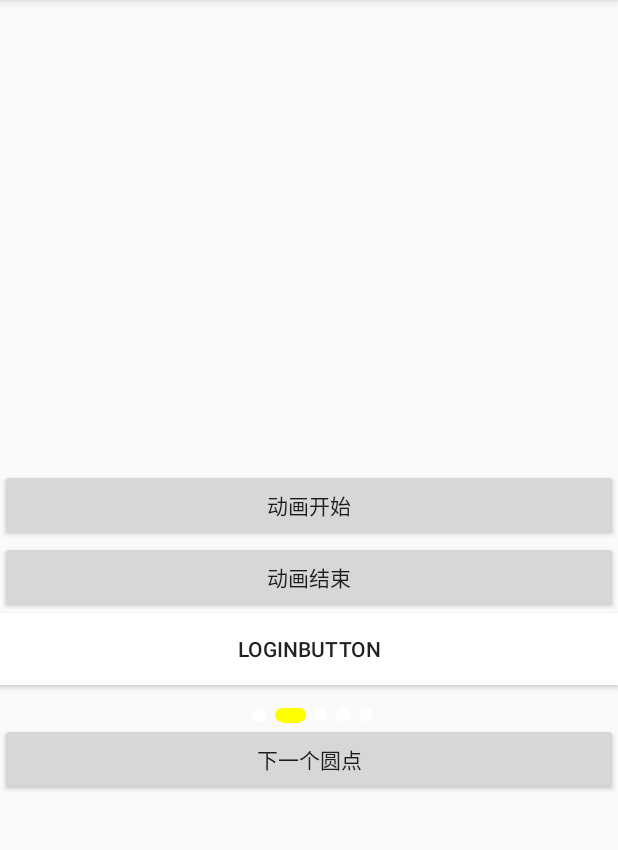
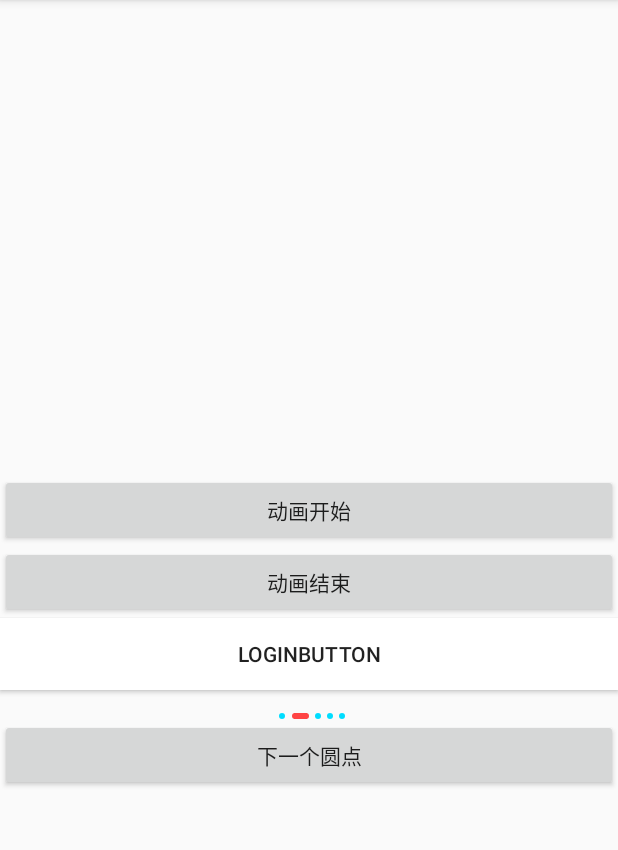
Before and after one commit to panrongfu/MyProject, an Android app: the AnimationActivity screen opened directly, with no data from a screen before it, after a tap on "下一个圆点", on a phone screen of 412 x 824 dp, the part 84-934 px from its top. Run offline under Robolectric (Android 15) with nearby library versions, the phone set to English and light mode, and no system bars; our stand-ins replace RxJava.

Commit message:
自定义指示器控件已完成，后续使用过程中在继续优化

```diff
--- a/app/src/main/java/com/project/pan/myproject/view/animation/IndicatorLayout.java
+++ b/app/src/main/java/com/project/pan/myproject/view/animation/IndicatorLayout.java
@@ -1,12 +1,16 @@
 package com.project.pan.myproject.view.animation;
 
 import android.content.Context;
+import android.content.res.TypedArray;
+import android.graphics.Color;
 import android.support.annotation.Nullable;
 import android.util.AttributeSet;
 import android.view.Gravity;
-import android.view.ViewGroup;
 import android.widget.LinearLayout;
 
+import com.project.pan.myproject.R;
+
+import java.time.Clock;
 import java.util.ArrayList;
 import java.util.List;
 
@@ -18,6 +22,9 @@ import java.util.List;
 
 public class IndicatorLayout extends LinearLayout {
 
+    private int DEFAULT_POINT_SIZE = 5;
+    private int DEFAULT_UNSELECTED_COLOR = Color.WHITE;
+    private int DEFAULT_SELECTED_COLOR = Color.RED;
 
     /**带动画的小圆点*/
     private PointView pointView;
@@ -28,30 +35,41 @@ public class IndicatorLayout extends LinearLayout {
     /**上一个圆点的位置*/
     private int lastItemPosition=0;
 
+    private int pointSize;
+    private int unSelectedColor;
+    private int selectedColor;
+
     private List<PointView>  pointList = new ArrayList();
 
     public IndicatorLayout(Context context) {
         super(context);
-        initView();
+        initView(null);
     }
 
     public IndicatorLayout(Context context, @Nullable AttributeSet attrs) {
         super(context, attrs);
-        initView();
+        initView(attrs);
     }
 
     public IndicatorLayout(Context context, @Nullable AttributeSet attrs, int defStyleAttr) {
         super(context, attrs, defStyleAttr);
-        initView();
+        initView(attrs);
     }
 
     /**
      * 初始化视图
+     * @param attrs
      */
-    private void initView(){
+    private void initView(AttributeSet attrs){
         setGravity(Gravity.CENTER);
         setOrientation(HORIZONTAL);
+        TypedArray ta = getContext().obtainStyledAttributes(attrs, R.styleable.indicatorLayout);
 
+        pointSize = (int) ta.getDimension(R.styleable.indicatorLayout_pointSize,DEFAULT_POINT_SIZE);
+        unSelectedColor = ta.getColor(R.styleable.indicatorLayout_pointUnSelectedColor,DEFAULT_UNSELECTED_COLOR);
+        selectedColor = ta.getColor(R.styleable.indicatorLayout_pointSelectedColor,DEFAULT_SELECTED_COLOR);
+
+        ta.recycle();
     }
 
     /**
@@ -76,9 +94,11 @@ public class IndicatorLayout extends LinearLayout {
         for(int i = 0; i < itemSize; i++){
             /*创建圆点对象*/
             PointView pointView = new PointView(getContext());
+            pointView.setpColor(unSelectedColor);//未选中圆点的颜色
+            pointView.setpStretchColor(selectedColor);//选中圆点的颜色
             /*设置属性*/
-            LayoutParams params = new LayoutParams(dip2px(10), dip2px(10));
-            params.leftMargin = dip2px(5);
+            LayoutParams params = new LayoutParams(pointSize, pointSize);
+            params.leftMargin = pointSize;
             pointView.setLayoutParams(params);
             /*添加到LinearLayout*/
             addView(pointView);
@@ -102,24 +122,26 @@ public class IndicatorLayout extends LinearLayout {
     public void setCurrentItemPosition(int currentPosition) {
         this.currentItemPosition = currentPosition;
         PointView currentPoint = pointList.get(currentPosition);
-        LayoutParams params = new LayoutParams(dip2px(20), dip2px(10));
-        params.leftMargin = dip2px(5);
+        LayoutParams params = new LayoutParams(pointSize*3, pointSize);
+        params.leftMargin = pointSize;
         currentPoint.setLayoutParams(params);
         currentPoint.setLayoutStartStretch(true);
         currentPoint.setLayoutChange(true);
-      //  currentPoint.startStretch(2);
+
         /**
          * 如果当前的圆点跟上一个圆点位置相同 上个圆点跟当前圆点是同一个
          * 如果当前的圆点位置跟上一个圆点位置不相同，则需要获取上个圆点，还原动画
          */
         if(lastItemPosition != currentPosition){
             PointView lastPoint = pointList.get(lastItemPosition);
-            LayoutParams paramsLastPoint = new LayoutParams(dip2px(10), dip2px(10));
-            paramsLastPoint.leftMargin = dip2px(5);
+            LayoutParams paramsLastPoint = new LayoutParams(pointSize, pointSize);
+            paramsLastPoint.leftMargin = pointSize;
             lastPoint.setLayoutParams(paramsLastPoint);
-            lastPoint.startCompress(2);
+            lastPoint.setLayoutStartStretch(false);
+           // lastPoint.setLayoutStartCompress(true);
+           // lastPoint.startCompress(1);
         }
-        /*把当前圆点位置保存起来与下个圆点的位置对比*/
+        //把当前圆点位置保存起来与下个圆点的位置对比
         lastItemPosition = currentPosition;
 
     }
--- a/app/src/main/java/com/project/pan/myproject/view/animation/PointView.java
+++ b/app/src/main/java/com/project/pan/myproject/view/animation/PointView.java
@@ -50,6 +50,7 @@ public class PointView extends View {
     /**圆点的画笔*/
     private Paint mPointPaint;
     private boolean layoutStartStretch = false;
+    private boolean layoutStartCompress = false;
     private Disposable mDisposable;
 
     private RectF mRectF;
@@ -133,9 +134,9 @@ public class PointView extends View {
             Log.e("onDraw-my","pHeight:"+ pix2dip(pHeight)+"   pWidth:"+pix2dip(pWidth)+"  mRectFLeft:"+pix2dip(mRectFLeft)+"   mRectFRight:"+pix2dip(mRectFRight));
             mRectF = new RectF(mRectFLeft,0,mRectFRight,pHeight);//绘制矩形
             canvas.drawRoundRect(mRectF,0,0,mRectFPaint);
-            canvas.drawCircle(mRectFLeft,pHeight/2,pHeight/2,mRectFPaint);//在左边矩形画个圆
-            canvas.drawCircle(mRectFRight,pHeight/2,pHeight/2,mRectFPaint);//在右矩形边上画个圆
-        }else {//若没有开启动画，则默认显示一个原点
+            canvas.drawCircle(mRectFLeft+1,pHeight/2,pHeight/2,mRectFPaint);//在左边矩形画个圆
+            canvas.drawCircle(mRectFRight-1,pHeight/2,pHeight/2,mRectFPaint);//在右矩形边上画个圆
+        }else {
             canvas.drawCircle(pWidth/2,pHeight/2,pHeight/2,mPointPaint);//在左边矩形画个圆
         }
     }
@@ -147,6 +148,14 @@ public class PointView extends View {
 
     public void setLayoutStartStretch(boolean layoutStartStretch) {
         this.layoutStartStretch = layoutStartStretch;
+    }
+
+    public boolean isLayoutStartCompress() {
+        return layoutStartCompress;
+    }
+
+    public void setLayoutStartCompress(boolean layoutStartCompress) {
+        this.layoutStartCompress = layoutStartCompress;
     }
 
     public boolean isLayoutChange() {
@@ -169,7 +178,6 @@ public class PointView extends View {
                 .onBackpressureDrop()
                 .observeOn(AndroidSchedulers.mainThread())
                 .subscribe(aLong -> {
-                    invalidate();
                     tempWidth ++;//这里循环+1是为了取余，从而达到mRectFLeft 和 mRectFRight 都有数值变化的目的
                     if(tempWidth%2==0){
                         //当mRectFLeft 小于圆的半径 或者刚好等于圆的半径则停止拉伸
@@ -187,6 +195,7 @@ public class PointView extends View {
                         }
                         mRectFRight++;
                     }
+                    invalidate();
                 });
     }
 
@@ -195,31 +204,24 @@ public class PointView extends View {
      * @param milliseconds
      */
     public void startCompress(int milliseconds){
+
         mDisposable = Flowable.interval(milliseconds, TimeUnit.MILLISECONDS)
-                .doOnNext(new Consumer<Long>() {
-                    @Override
-                    public void accept(@NonNull Long aLong) throws Exception {
-
-                    }
-                })
+                .doOnNext(aLong -> {})
                 .onBackpressureDrop()
                 .observeOn(AndroidSchedulers.mainThread())
-                .subscribe(new Consumer<Long>() {
-                    @Override
-                    public void accept(@NonNull Long aLong) throws Exception {
+                .subscribe(aLong -> {
                     invalidate();
-                        mRectFLeft++;//每隔 milliseconds 左边矩形距离left加1
+                    mRectFLeft+=2;//每隔 milliseconds 左边矩形距离left加1
                     if(pWidth/2-mRectFLeft>pHeight/2
                             ||pWidth/2 -mRectFLeft == pHeight/2){
                         mRectFLeft = pWidth/2-pHeight/2;
                         compressStop();
                     }
 
-                        mRectFRight--;//每隔 milliseconds 右边矩形right加1
+                    mRectFRight-=2;//每隔 milliseconds 右边矩形right加1
                     if(mRectFRight < pWidth/2+pHeight/2 || mRectFRight == pWidth/2+pHeight/2){
                         mRectFRight = pWidth/2+pHeight/2;
                         compressStop();
-                        }
                     }
                 });
     }
@@ -256,4 +258,12 @@ public class PointView extends View {
         final float densityDpi = getResources().getDisplayMetrics().density;
         return (int) (pix / densityDpi + 0.5f);
     }
+
+    public void setpColor(int pColor) {
+        this.pColor = pColor;
     }
+
+    public void setpStretchColor(int pStretchColor) {
+        this.pStretchColor = pStretchColor;
+    }
+}
--- a/app/src/main/res/layout/activity_animation.xml
+++ b/app/src/main/res/layout/activity_animation.xml
@@ -50,6 +50,9 @@
     <com.project.pan.myproject.view.animation.IndicatorLayout
         android:layout_marginTop="15dp"
         android:id="@+id/indicatorLayout"
+        app:pointSize="4dp"
+        app:pointSelectedColor="@android:color/holo_red_light"
+        app:pointUnSelectedColor="@android:color/holo_blue_bright"
         android:layout_width="wrap_content"
         android:layout_height="wrap_content"/>
 
--- a/app/src/main/res/values/attrs.xml
+++ b/app/src/main/res/values/attrs.xml
@@ -22,4 +22,11 @@
         <attr name="lBgColor" format="integer"/>
         <attr name="lRadius" format="dimension"/>
     </declare-styleable>
+
+    <declare-styleable name="indicatorLayout">
+
+        <attr name="pointSize" format="dimension"/>
+        <attr name="pointSelectedColor" format="color"/>
+        <attr name="pointUnSelectedColor" format="color"/>
+    </declare-styleable>
 </resources>
```
Lines whose indentation alone changed are shown as unchanged.
